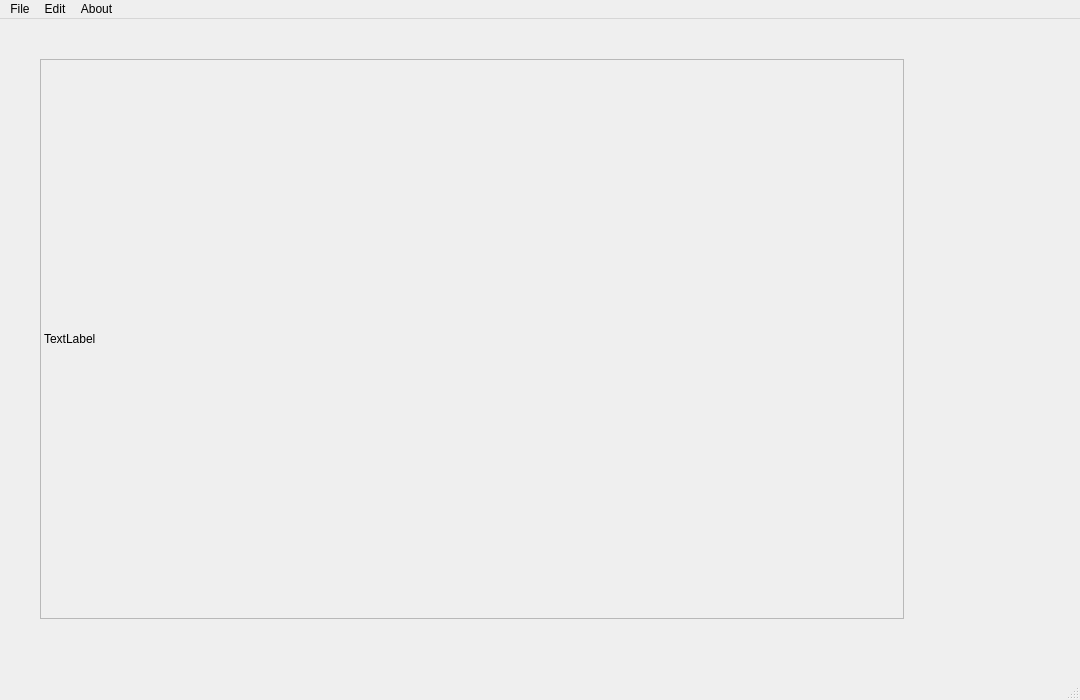
Iionsroar/Certgen, file certgen.ui: the form before one commit.
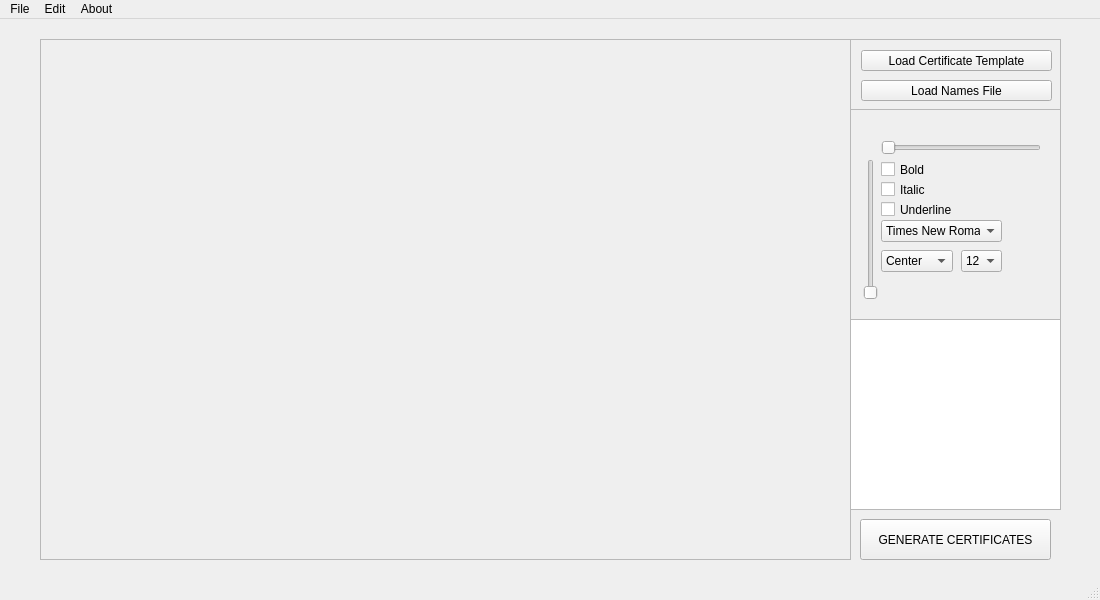
The form after the commit.

Commit message: added dependencies, file loaders, certificate preview function & fixed bugs

Diff of the .ui file:
```diff
--- a/certgen.ui
+++ b/certgen.ui
@@ -6,8 +6,8 @@
    <rect>
     <x>0</x>
     <y>0</y>
-    <width>1080</width>
-    <height>700</height>
+    <width>1100</width>
+    <height>600</height>
    </rect>
   </property>
   <property name="windowTitle">
@@ -18,9 +18,9 @@
     <property name="geometry">
      <rect>
       <x>40</x>
-      <y>40</y>
-      <width>864</width>
-      <height>560</height>
+      <y>20</y>
+      <width>811</width>
+      <height>521</height>
      </rect>
     </property>
     <property name="maximumSize">
@@ -35,6 +35,12 @@
     <property name="acceptDrops">
      <bool>false</bool>
     </property>
+    <property name="whatsThis">
+     <string>Certificate Preview</string>
+    </property>
+    <property name="autoFillBackground">
+     <bool>true</bool>
+    </property>
     <property name="frameShape">
      <enum>QFrame::StyledPanel</enum>
     </property>
@@ -42,17 +48,295 @@
      <enum>QFrame::Raised</enum>
     </property>
     <property name="text">
-     <string>TextLabel</string>
+     <string>&lt;Certificate Preview Here&gt;</string>
     </property>
+    <property name="alignment">
+     <set>Qt::AlignCenter</set>
+    </property>
    </widget>
+   <widget class="QListWidget" name="names">
+    <property name="enabled">
+     <bool>true</bool>
+    </property>
+    <property name="geometry">
+     <rect>
+      <x>850</x>
+      <y>300</y>
+      <width>211</width>
+      <height>191</height>
+     </rect>
+    </property>
+    <property name="alternatingRowColors">
+     <bool>true</bool>
+    </property>
+    <property name="selectionRectVisible">
+     <bool>false</bool>
+    </property>
+   </widget>
+   <widget class="QScrollArea" name="options">
+    <property name="enabled">
+     <bool>true</bool>
+    </property>
+    <property name="geometry">
+     <rect>
+      <x>850</x>
+      <y>90</y>
+      <width>211</width>
+      <height>211</height>
+     </rect>
+    </property>
+    <property name="widgetResizable">
+     <bool>true</bool>
+    </property>
+    <widget class="QWidget" name="scrollAreaWidgetContents">
+     <property name="geometry">
+      <rect>
+       <x>0</x>
+       <y>0</y>
+       <width>209</width>
+       <height>209</height>
+      </rect>
+     </property>
+     <widget class="QSlider" name="hSlider">
+      <property name="geometry">
+       <rect>
+        <x>30</x>
+        <y>30</y>
+        <width>160</width>
+        <height>16</height>
+       </rect>
+      </property>
+      <property name="orientation">
+       <enum>Qt::Horizontal</enum>
+      </property>
+     </widget>
+     <widget class="QSlider" name="vSlider">
+      <property name="geometry">
+       <rect>
+        <x>10</x>
+        <y>49</y>
+        <width>20</width>
+        <height>141</height>
+       </rect>
+      </property>
+      <property name="orientation">
+       <enum>Qt::Vertical</enum>
+      </property>
+     </widget>
+     <widget class="QCheckBox" name="chkBold">
+      <property name="geometry">
+       <rect>
+        <x>30</x>
+        <y>50</y>
+        <width>72</width>
+        <height>19</height>
+       </rect>
+      </property>
+      <property name="text">
+       <string>Bold</string>
+      </property>
+     </widget>
+     <widget class="QCheckBox" name="chkItalic">
+      <property name="geometry">
+       <rect>
+        <x>30</x>
+        <y>70</y>
+        <width>72</width>
+        <height>19</height>
+       </rect>
+      </property>
+      <property name="text">
+       <string>Italic</string>
+      </property>
+     </widget>
+     <widget class="QCheckBox" name="chkUnderline">
+      <property name="geometry">
+       <rect>
+        <x>30</x>
+        <y>90</y>
+        <width>72</width>
+        <height>19</height>
+       </rect>
+      </property>
+      <property name="text">
+       <string>Underline</string>
+      </property>
+     </widget>
+     <widget class="QComboBox" name="fontFamily">
+      <property name="geometry">
+       <rect>
+        <x>30</x>
+        <y>110</y>
+        <width>121</width>
+        <height>22</height>
+       </rect>
+      </property>
+      <item>
+       <property name="text">
+        <string>Times New Roman</string>
+       </property>
+      </item>
+      <item>
+       <property name="text">
+        <string>Serif</string>
+       </property>
+      </item>
+      <item>
+       <property name="text">
+        <string>Calibri</string>
+       </property>
+      </item>
+     </widget>
+     <widget class="QComboBox" name="comboBox_2">
+      <property name="geometry">
+       <rect>
+        <x>30</x>
+        <y>140</y>
+        <width>72</width>
+        <height>22</height>
+       </rect>
+      </property>
+      <item>
+       <property name="text">
+        <string>Center</string>
+       </property>
+      </item>
+      <item>
+       <property name="text">
+        <string>Start</string>
+       </property>
+      </item>
+      <item>
+       <property name="text">
+        <string>End</string>
+       </property>
+      </item>
+     </widget>
+     <widget class="QComboBox" name="comboBox_3">
+      <property name="geometry">
+       <rect>
+        <x>110</x>
+        <y>140</y>
+        <width>41</width>
+        <height>22</height>
+       </rect>
+      </property>
+      <item>
+       <property name="text">
+        <string>12</string>
+       </property>
+      </item>
+      <item>
+       <property name="text">
+        <string>24</string>
+       </property>
+      </item>
+      <item>
+       <property name="text">
+        <string>36</string>
+       </property>
+      </item>
+      <item>
+       <property name="text">
+        <string>48</string>
+       </property>
+      </item>
+      <item>
+       <property name="text">
+        <string>56</string>
+       </property>
+      </item>
+      <item>
+       <property name="text">
+        <string>64</string>
+       </property>
+      </item>
+      <item>
+       <property name="text">
+        <string>72</string>
+       </property>
+      </item>
+     </widget>
+    </widget>
+   </widget>
+   <widget class="QScrollArea" name="filesArea">
+    <property name="geometry">
+     <rect>
+      <x>850</x>
+      <y>20</y>
+      <width>211</width>
+      <height>71</height>
+     </rect>
+    </property>
+    <property name="widgetResizable">
+     <bool>true</bool>
+    </property>
+    <widget class="QWidget" name="scrollAreaWidgetContents_2">
+     <property name="geometry">
+      <rect>
+       <x>0</x>
+       <y>0</y>
+       <width>209</width>
+       <height>69</height>
+      </rect>
+     </property>
+     <widget class="QPushButton" name="loadTemp">
+      <property name="geometry">
+       <rect>
+        <x>10</x>
+        <y>10</y>
+        <width>191</width>
+        <height>21</height>
+       </rect>
+      </property>
+      <property name="text">
+       <string>Load Certificate Template</string>
+      </property>
+     </widget>
+     <widget class="QPushButton" name="loadNames">
+      <property name="geometry">
+       <rect>
+        <x>10</x>
+        <y>40</y>
+        <width>191</width>
+        <height>21</height>
+       </rect>
+      </property>
+      <property name="text">
+       <string>Load Names File</string>
+      </property>
+     </widget>
+    </widget>
+   </widget>
+   <widget class="QPushButton" name="generate">
+    <property name="enabled">
+     <bool>true</bool>
+    </property>
+    <property name="geometry">
+     <rect>
+      <x>860</x>
+      <y>500</y>
+      <width>191</width>
+      <height>41</height>
+     </rect>
+    </property>
+    <property name="text">
+     <string>GENERATE CERTIFICATES</string>
+    </property>
+   </widget>
+   <zorder>names</zorder>
+   <zorder>certificatePreview</zorder>
+   <zorder>options</zorder>
+   <zorder>filesArea</zorder>
+   <zorder>generate</zorder>
   </widget>
   <widget class="QMenuBar" name="menubar">
    <property name="geometry">
     <rect>
      <x>0</x>
      <y>0</y>
-     <width>1080</width>
-     <height>21</height>
+     <width>1100</width>
+     <height>20</height>
     </rect>
    </property>
    <widget class="QMenu" name="menuOpen_Template">
```
Left out of the diff: 2 changed lines with no effect on the pictures. The commit also changes 90 other files.
